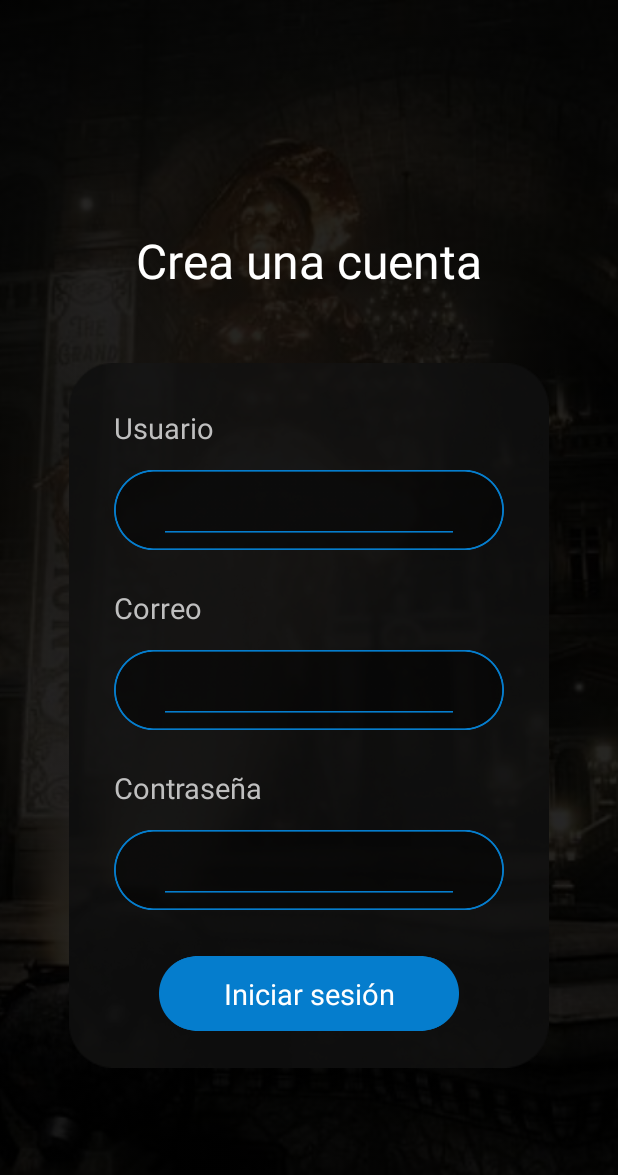
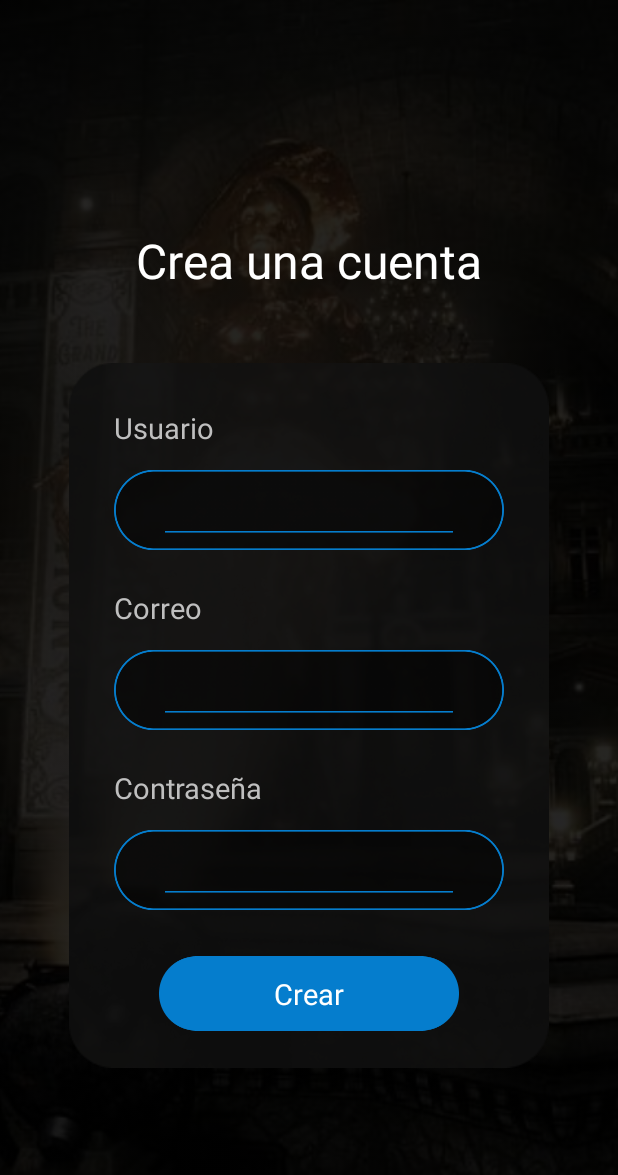
Before and after one commit to M13DAM-Grupo-4/GamePinnacle, an Android app: the fragment RegisterMenu placed in its activity, on a phone screen of 412 x 824 dp. Shown: the top 1175 px of the screen. Run offline under Robolectric (Android 15) with nearby library versions, the phone set to English and light mode, and no system bars; Roboto replaces fonts that are not available here.

Commit message:
Fix registro ui

```diff
--- a/app/src/main/res/layout/fragment_register_menu.xml
+++ b/app/src/main/res/layout/fragment_register_menu.xml
@@ -209,7 +209,7 @@
                     android:layout_width="wrap_content"
                     android:layout_height="wrap_content"
                     android:fontFamily="@font/roboto_medium"
-                    android:text="Iniciar sesión"
+                    android:text="Crear"
                     android:textColor="#FFFFFF"
                     android:textSize="19sp"
                     app:layout_constraintBottom_toBottomOf="@+id/login_login_button_background"
```
